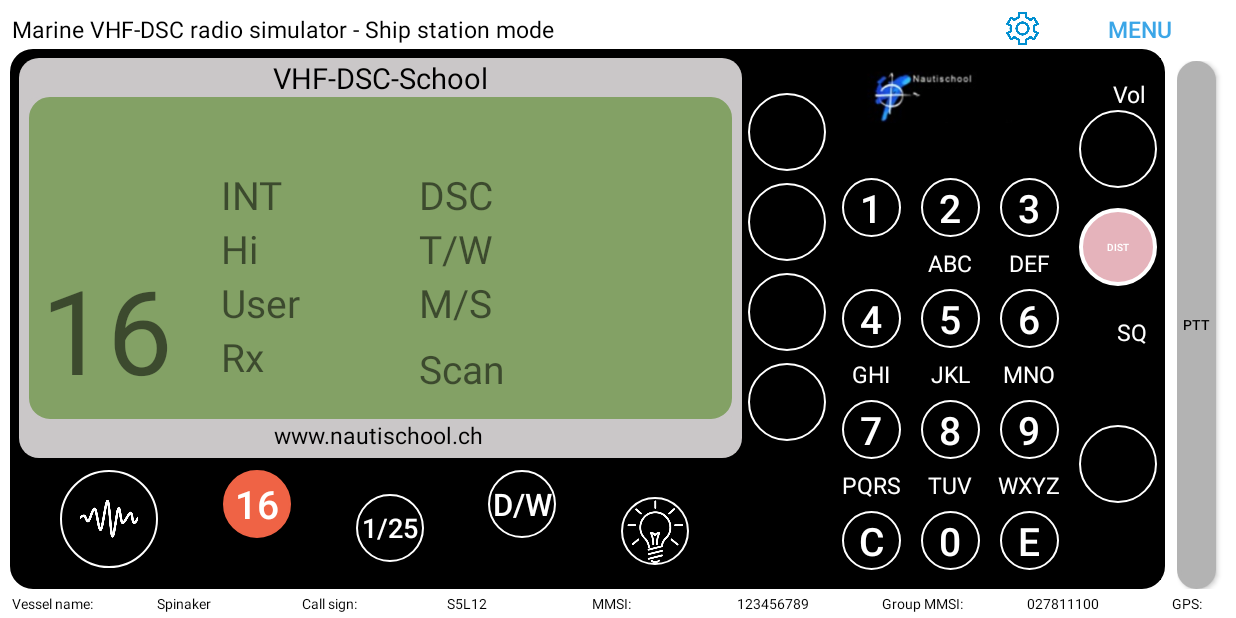
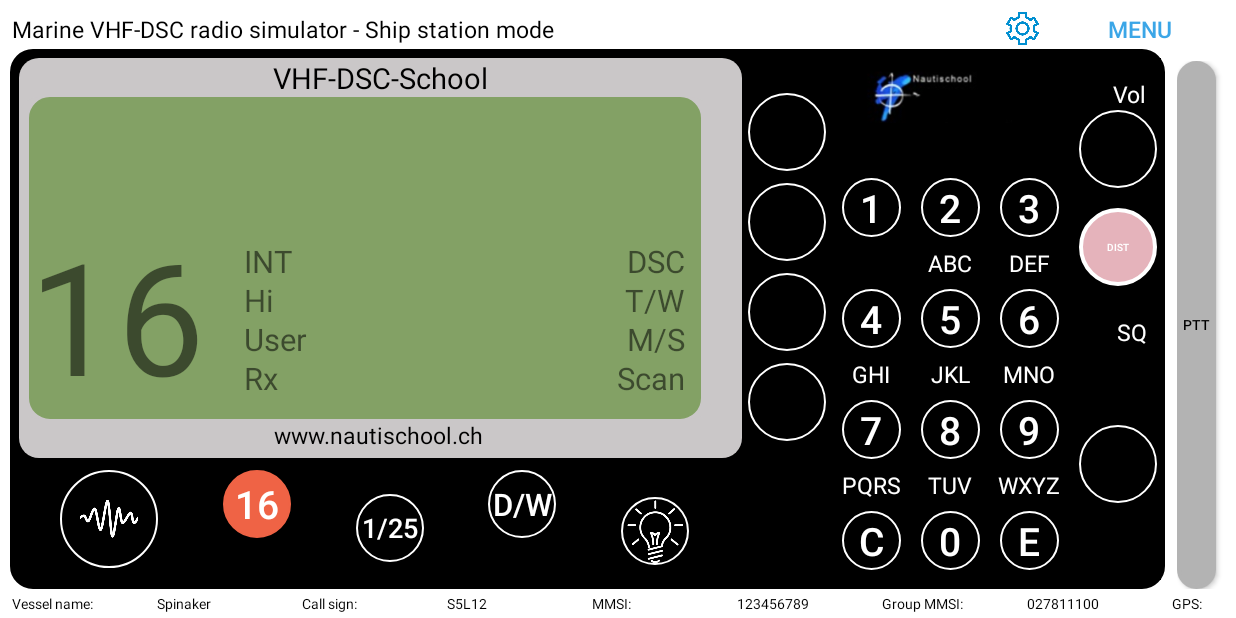
Before and after one commit to vcaibis/Nautischool, an Android app: the screen it shows after launch (mainActivity), on a phone screen of 824 x 412 dp (held sideways). Run offline under Robolectric (Android 15) with nearby library versions, the phone set to English and light mode, and no system bars; our stand-ins replace sdp/ssp sizes; libraries missing offline, so code that uses them is left out: org.jivesoftware.smack, org.jivesoftware.smackx.

Commit message:
big channel includ layout responsive
Signed-off-by: zorgade <dzouda@gmail.com>

```diff
--- a/app/src/main/res/layout/activity_main.xml
+++ b/app/src/main/res/layout/activity_main.xml
@@ -353,6 +353,8 @@
                     android:id="@+id/relativeLayout"
                     android:layout_width="0dp"
                     android:layout_height="0dp"
+                    android:layout_marginEnd="@dimen/_16sdp"
+                    android:layout_marginRight="@dimen/_16sdp"
                     android:background="@drawable/layout_screen"
                     app:layout_constraintBottom_toTopOf="@+id/text_view_website"
                     app:layout_constraintEnd_toEndOf="parent"
@@ -372,7 +374,7 @@
                         android:background="@drawable/led_layout_off"
                         android:orientation="vertical">
 
-                        <include layout="@layout/bigchannel"/>
+                        <include layout="@layout/bigchannel" />
 
                     </RelativeLayout>
                 </RelativeLayout>
--- a/app/src/main/res/layout/bigchannel.xml
+++ b/app/src/main/res/layout/bigchannel.xml
@@ -13,93 +13,99 @@
         <TextView
             android:id="@+id/textView"
             android:layout_width="wrap_content"
-            android:layout_height="wrap_content"
-            android:layout_marginBottom="8dp"
-            android:layout_marginStart="8dp"
+            android:layout_height="0dp"
             android:text="@string/_16"
-            android:textSize="@dimen/_60sdp"
+            android:textSize="@dimen/_80sdp"
             app:layout_constraintBottom_toBottomOf="parent"
             app:layout_constraintStart_toStartOf="parent" />
 
         <TextView
             android:layout_width="wrap_content"
             android:layout_height="wrap_content"
-            android:layout_marginBottom="132dp"
-            android:layout_marginStart="128dp"
+            android:layout_marginBottom="@dimen/_70sdp"
+            android:layout_marginLeft="@dimen/_90sdp"
+            android:layout_marginStart="@dimen/_110sdp"
             android:text="@string/intWord"
-            android:textSize="@dimen/_20sdp"
+            android:textSize="@dimen/_16sdp"
             app:layout_constraintBottom_toBottomOf="parent"
             app:layout_constraintStart_toStartOf="parent" />
 
         <TextView
             android:layout_width="wrap_content"
             android:layout_height="wrap_content"
-            android:layout_marginBottom="96dp"
-            android:layout_marginStart="128dp"
+            android:layout_marginBottom="@dimen/_50sdp"
+            android:layout_marginLeft="@dimen/_90sdp"
+            android:layout_marginStart="@dimen/_110sdp"
             android:text="@string/hi"
-            android:textSize="@dimen/_20sdp"
+            android:textSize="@dimen/_16sdp"
             app:layout_constraintBottom_toBottomOf="parent"
             app:layout_constraintStart_toStartOf="parent" />
 
         <TextView
             android:layout_width="0dp"
             android:layout_height="wrap_content"
-            android:layout_marginBottom="60dp"
-            android:layout_marginStart="128dp"
+            android:layout_marginBottom="@dimen/_30sdp"
+            android:layout_marginLeft="@dimen/_90sdp"
+            android:layout_marginStart="@dimen/_110sdp"
             android:text="@string/user"
-            android:textSize="@dimen/_20sdp"
+            android:textSize="@dimen/_16sdp"
             app:layout_constraintBottom_toBottomOf="parent"
             app:layout_constraintStart_toStartOf="parent" />
 
         <TextView
             android:layout_width="wrap_content"
             android:layout_height="wrap_content"
-            android:layout_marginBottom="24dp"
-            android:layout_marginStart="128dp"
+            android:layout_marginBottom="@dimen/_10sdp"
+            android:layout_marginLeft="@dimen/_90sdp"
+            android:layout_marginStart="@dimen/_110sdp"
             android:text="@string/rx"
-            android:textSize="@dimen/_20sdp"
+            android:textSize="@dimen/_16sdp"
             app:layout_constraintBottom_toBottomOf="parent"
             app:layout_constraintStart_toStartOf="parent" />
 
         <TextView
             android:layout_width="wrap_content"
             android:layout_height="wrap_content"
-            android:layout_marginBottom="132dp"
-            android:layout_marginStart="260dp"
+            android:layout_marginBottom="@dimen/_70sdp"
+            android:layout_marginEnd="@dimen/_8sdp"
+            android:layout_marginRight="@dimen/_8sdp"
             android:text="@string/dsc"
-            android:textSize="@dimen/_20sdp"
+            android:textSize="@dimen/_16sdp"
             app:layout_constraintBottom_toBottomOf="parent"
-            app:layout_constraintStart_toStartOf="parent" />
+            app:layout_constraintEnd_toEndOf="parent" />
 
         <TextView
             android:layout_width="wrap_content"
             android:layout_height="wrap_content"
-            android:layout_marginBottom="96dp"
-            android:layout_marginStart="260dp"
+            android:layout_marginBottom="@dimen/_50sdp"
+            android:layout_marginEnd="@dimen/_8sdp"
+            android:layout_marginRight="@dimen/_8sdp"
             android:text="@string/t_w"
-            android:textSize="@dimen/_20sdp"
+            android:textSize="@dimen/_16sdp"
             app:layout_constraintBottom_toBottomOf="parent"
-            app:layout_constraintStart_toStartOf="parent" />
+            app:layout_constraintEnd_toEndOf="parent" />
 
         <TextView
             android:layout_width="wrap_content"
             android:layout_height="wrap_content"
-            android:layout_marginBottom="60dp"
-            android:layout_marginStart="260dp"
+            android:layout_marginBottom="@dimen/_30sdp"
+            android:layout_marginEnd="@dimen/_8sdp"
+            android:layout_marginRight="@dimen/_8sdp"
             android:text="@string/m_s"
-            android:textSize="@dimen/_20sdp"
+            android:textSize="@dimen/_16sdp"
             app:layout_constraintBottom_toBottomOf="parent"
-            app:layout_constraintStart_toStartOf="parent" />
+            app:layout_constraintEnd_toEndOf="parent" />
 
         <TextView
             android:layout_width="wrap_content"
             android:layout_height="wrap_content"
-            android:layout_marginBottom="16dp"
-            android:layout_marginStart="260dp"
+            android:layout_marginBottom="@dimen/_10sdp"
+            android:layout_marginEnd="@dimen/_8sdp"
+            android:layout_marginRight="@dimen/_8sdp"
             android:text="@string/scan"
-            android:textSize="@dimen/_20sdp"
+            android:textSize="@dimen/_16sdp"
             app:layout_constraintBottom_toBottomOf="parent"
-            app:layout_constraintStart_toStartOf="parent" />
+            app:layout_constraintEnd_toEndOf="parent" />
 
 
     </android.support.constraint.ConstraintLayout>
```
